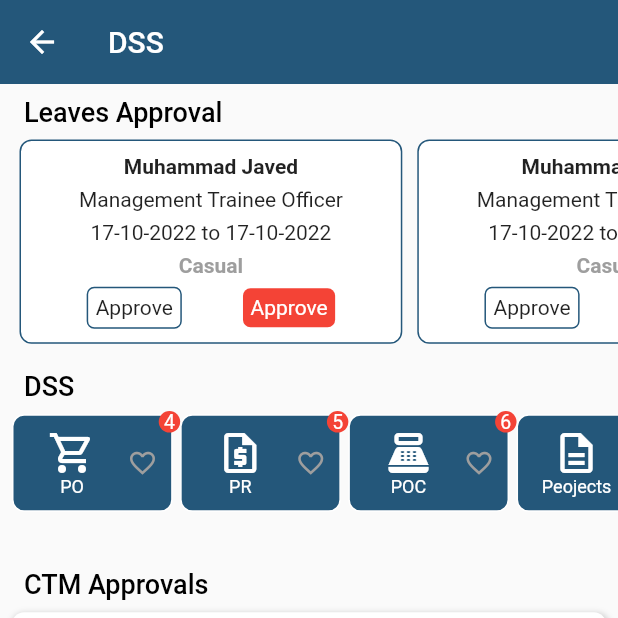
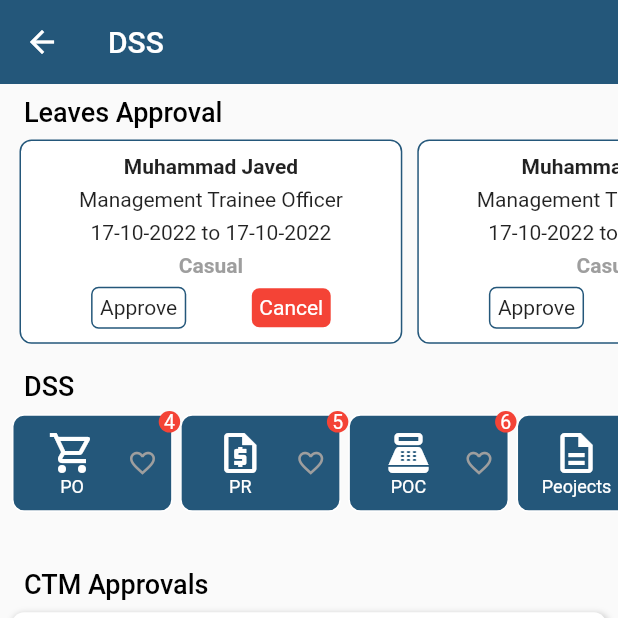
Before and after one commit to javedmughal-058/flutter_crud_with_laravel_api, a Flutter app: the DecisionSupport screen opened by its route, on a phone screen of 412 x 824 dp, the top half of it. Run offline on Flutter 3.47's test engine with Material 2 defaults, Android fonts, the phone set to English and light mode, and no system bars; our stand-ins replace bubble, carousel_slider, easy_sidemenu, get, lottie, page_transition and 3 more; missing offline and left inert: bottom_bar_with_sheet; accounts and stored records are empty; statements that could not run were skipped.

Commit message:
Update DecisionSupport.dart

```diff
--- a/lib/views/MenuPages/DecisionSupport.dart
+++ b/lib/views/MenuPages/DecisionSupport.dart
@@ -11,10 +11,10 @@ class DecisionSupport extends StatefulWidget {
   const DecisionSupport({Key? key}) : super(key: key);
 
   @override
-  State<DecisionSupport> createState() => _DEcisionSupportState();
+  State<DecisionSupport> createState() => _DecisionSupportState();
 }
 
-class _DEcisionSupportState extends State<DecisionSupport> {
+class _DecisionSupportState extends State<DecisionSupport> {
   @override
   Widget build(BuildContext context) {
     return Scaffold(
@@ -395,7 +395,7 @@ class SecondPage extends StatelessWidget {
                                         borderRadius: BorderRadius.circular(5),
                                         color: Colors.red
                                     ),
-                                    child: const Text('Approve', style: TextStyle(color: Colors.white),)),
+                                    child: const Text('Cancel', style: TextStyle(color: Colors.white),)),
                               ),
 
                             ],
```
